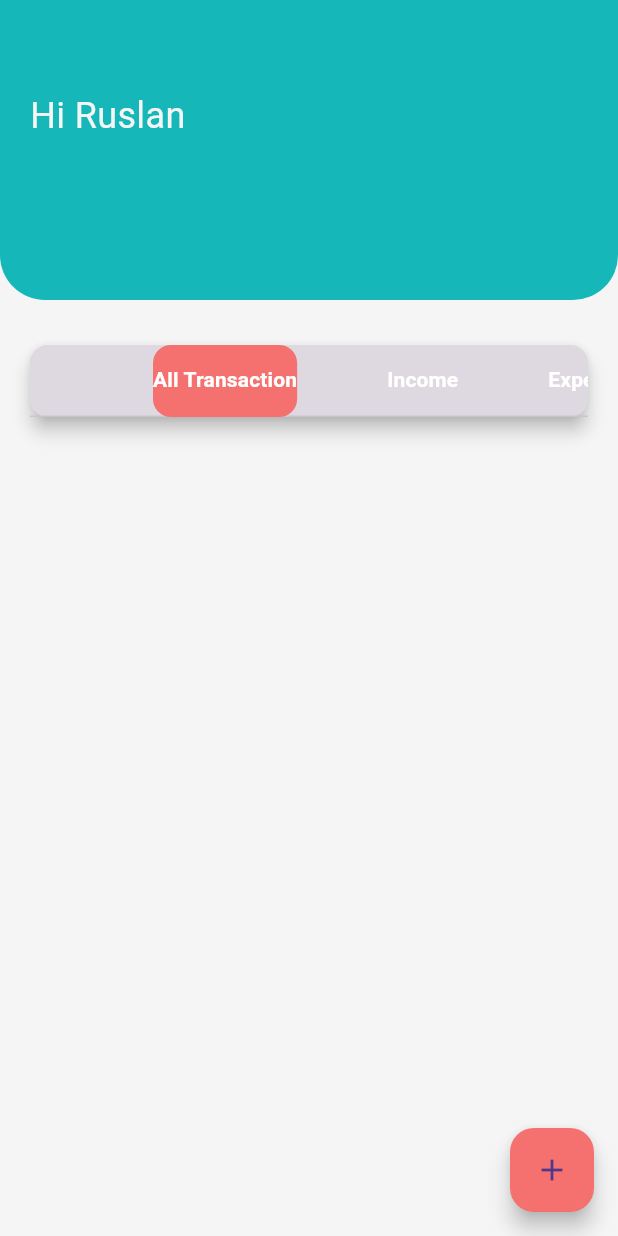
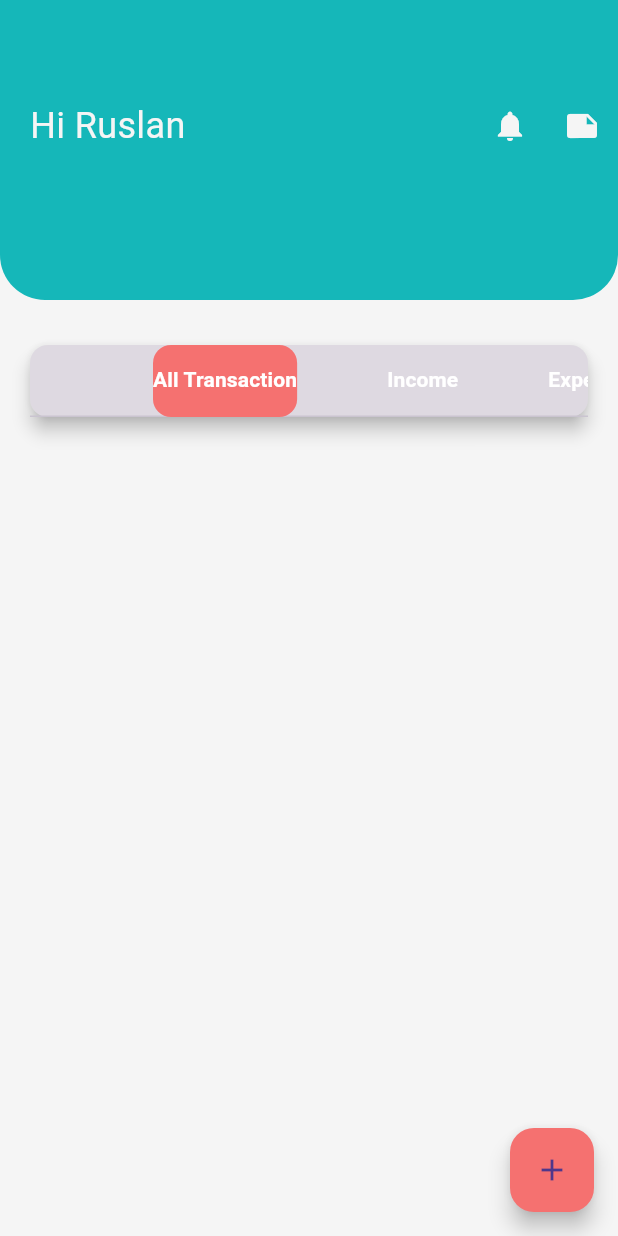
Before and after one commit to RuslanIk06/mini-project-flutter_catatan-keuangan, a Flutter app: the HomePage screen opened by its route, on a phone screen of 412 x 824 dp. Run offline on Flutter 3.47's test engine with Material 2 defaults, Android fonts, the phone set to English and light mode, and no system bars; our stand-ins replace dio, firebase_auth, firebase_core, lottie, shared_preferences; accounts and stored records are empty; network calls fail.

```diff
--- a/lib/pages/create_transaction_page.dart
+++ b/lib/pages/create_transaction_page.dart
@@ -1,5 +1,3 @@
-import 'dart:ffi';
-
 import 'package:catatan_keuangan/models/transaksi.dart';
 import 'package:catatan_keuangan/providers/provider_transaksi.dart';
 import 'package:catatan_keuangan/styles/colors_style.dart';
@@ -27,7 +25,6 @@ class _CreateTransactionState extends State<CreateTransaction>
   };
   final TextEditingController _ctrlNominal = TextEditingController();
   final TextEditingController _ctrlNote = TextEditingController();
-  final TextEditingController _ctrlCategory = TextEditingController();
   final TextEditingController _dueDate = TextEditingController();
   Transaksi? updateTransaksi;
 
--- a/lib/pages/home_page.dart
+++ b/lib/pages/home_page.dart
@@ -1,6 +1,7 @@
+import 'package:catatan_keuangan/pages/catatan_page.dart';
 import 'package:catatan_keuangan/pages/create_transaction_page.dart';
+import 'package:catatan_keuangan/pages/form_catatan_page.dart';
 import 'package:catatan_keuangan/widgets/list_transaksi.dart';
-import 'package:catatan_keuangan/providers/provider_transaksi.dart';
 import 'package:catatan_keuangan/styles/colors_style.dart';
 import 'package:catatan_keuangan/widgets/list_transaksi_pemasukan.dart';
 import 'package:catatan_keuangan/widgets/list_transaksi_pengeluran.dart';
@@ -37,14 +38,41 @@ class _HomePageState extends State<HomePage> with TickerProviderStateMixin {
               crossAxisAlignment: CrossAxisAlignment.start,
               children: [
                 const SizedBox(height: 60),
-                Padding(
+                Row(
+                  mainAxisAlignment: MainAxisAlignment.spaceBetween,
+                  children: [
+                    const Padding(
                       padding: EdgeInsets.only(left: 20),
                       child: Text(
                         "Hi Ruslan",
                         style: TextStyle(color: whiteColor, fontSize: 24),
                       ),
                     ),
-                SizedBox(height: 40),
+                    Row(
+                      children: [
+                        IconButton(
+                          onPressed: () {
+                            Navigator.pushNamed(context, FormCatatan.routeName);
+                          },
+                          icon: const Icon(
+                            Icons.notifications,
+                            color: whiteColor,
+                          ),
+                        ),
+                        IconButton(
+                          onPressed: () {
+                            Navigator.pushNamed(context, Catatanpage.routeName);
+                          },
+                          icon: const Icon(
+                            Icons.note,
+                            color: whiteColor,
+                          ),
+                        ),
+                      ],
+                    ),
+                  ],
+                ),
+                const SizedBox(height: 40),
               ],
             ),
           ),
@@ -71,20 +99,26 @@ class _HomePageState extends State<HomePage> with TickerProviderStateMixin {
                   labelPadding: EdgeInsets.symmetric(horizontal: 30),
                   tabs: const [
                     Tab(
-                        child: Text("All Transaction",
+                      child: Text(
+                        "All Transaction",
                         style: TextStyle(
-                                color: Colors.white,
-                                fontWeight: FontWeight.bold))),
+                            color: Colors.white, fontWeight: FontWeight.bold),
+                      ),
+                    ),
                     Tab(
-                        child: Text("Income",
+                      child: Text(
+                        "Income",
                         style: TextStyle(
-                                color: Colors.white,
-                                fontWeight: FontWeight.bold))),
+                            color: Colors.white, fontWeight: FontWeight.bold),
+                      ),
+                    ),
                     Tab(
-                        child: Text("Expense",
+                      child: Text(
+                        "Expense",
                         style: TextStyle(
-                                color: Colors.white,
-                                fontWeight: FontWeight.bold))),
+                            color: Colors.white, fontWeight: FontWeight.bold),
+                      ),
+                    ),
                   ],
                 ),
               ),
--- a/lib/services/api_transaksi.dart
+++ b/lib/services/api_transaksi.dart
@@ -1,7 +1,6 @@
 import 'package:dio/dio.dart';
 import 'package:catatan_keuangan/models/transaksi.dart';
 import 'package:firebase_auth/firebase_auth.dart';
-import 'package:flutter/rendering.dart';
 
 class APITransaksi {
   late Dio _dio;
--- a/lib/widgets/list_transaksi_pemasukan.dart
+++ b/lib/widgets/list_transaksi_pemasukan.dart
@@ -1,6 +1,5 @@
 import 'package:catatan_keuangan/pages/create_transaction_page.dart';
 import 'package:catatan_keuangan/providers/provider_transaksi.dart';
-import 'package:catatan_keuangan/styles/colors_style.dart';
 import 'package:flutter/material.dart';
 import 'package:provider/provider.dart';
 
--- a/lib/widgets/list_transaksi_pengeluran.dart
+++ b/lib/widgets/list_transaksi_pengeluran.dart
@@ -1,6 +1,5 @@
 import 'package:catatan_keuangan/pages/create_transaction_page.dart';
 import 'package:catatan_keuangan/providers/provider_transaksi.dart';
-import 'package:catatan_keuangan/styles/colors_style.dart';
 import 'package:flutter/material.dart';
 import 'package:provider/provider.dart';
 
--- a/pubspec.yaml
+++ b/pubspec.yaml
@@ -43,6 +43,7 @@ dependencies:
   nanoid: ^1.0.0
   firebase_auth: ^4.1.0
   firebase_core: ^2.1.1
+  shared_preferences: ^2.0.15
 
 dev_dependencies:
   flutter_test:
```
Also changed, not shown: lib/main.dart (+5 -3 lines), lib/pages/catatan_page.dart (added, +65 -0 lines), lib/pages/form_catatan_page.dart (added, +99 -0 lines), assets/images/ic_notif.png (added), pubspec.lock, 1 other file. Lines whose indentation alone changed are shown as unchanged.
